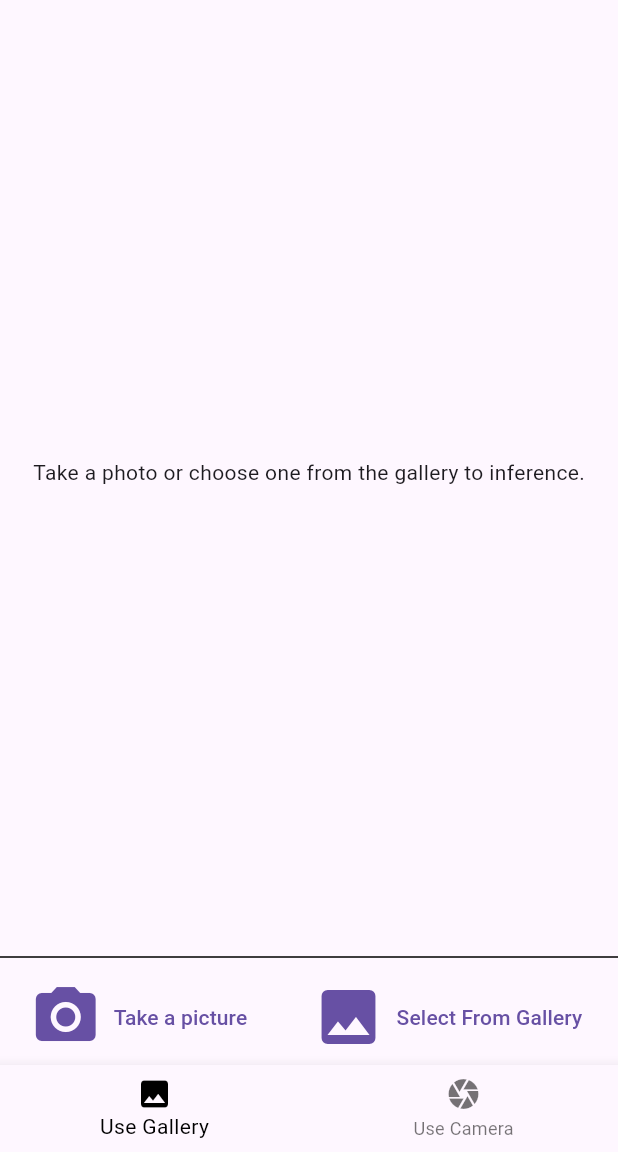
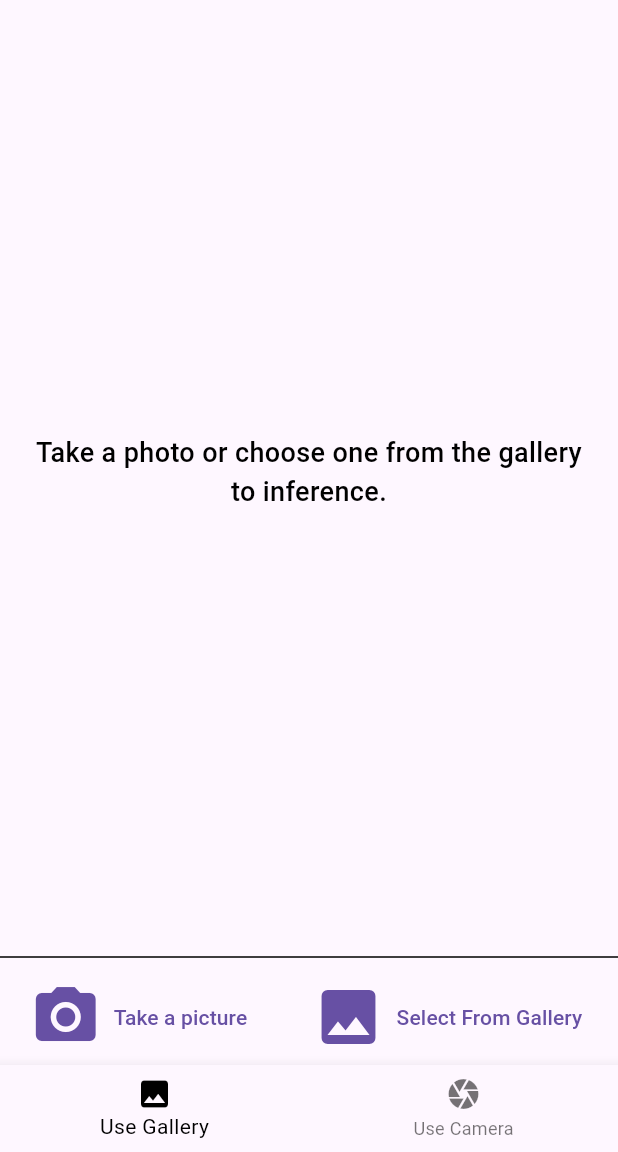
Before and after one commit to ankit-apk/item-detector, a Flutter app: the screen it shows after launch, on a phone screen of 412 x 824 dp, the part 84-1236 px from its top. Run offline on Flutter 3.47's test engine with Material 3 defaults, Android fonts, the phone set to English and light mode, and no system bars; our stand-ins replace camera, image_picker; missing offline and left inert: tflite_flutter; project files that could hold a hidden picture were left out.

Commit message:
changes package name changes some UI

```diff
--- a/lib/ui/gallery.dart
+++ b/lib/ui/gallery.dart
@@ -83,8 +83,19 @@ class _GalleryScreenState extends State<GalleryScreen> {
             children: [
               if (imagePath != null) Image.file(File(imagePath!)),
               if (image == null)
-                const Text("Take a photo or choose one from the gallery to "
-                    "inference."),
+                const Padding(
+                  padding: EdgeInsets.all(20.0),
+                  child: Text(
+                    "Take a photo or choose one from the gallery to "
+                    "inference.",
+                    textAlign: TextAlign.center,
+                    style: TextStyle(
+                      color: Colors.black,
+                      fontSize: 18,
+                      fontWeight: FontWeight.w500,
+                    ),
+                  ),
+                ),
               Column(
                 crossAxisAlignment: CrossAxisAlignment.start,
                 children: [
```
Also changed, not shown: lib/main.dart (+0 -16 lines), lib/ui/camera.dart (+41 -10 lines), 3 other files.
